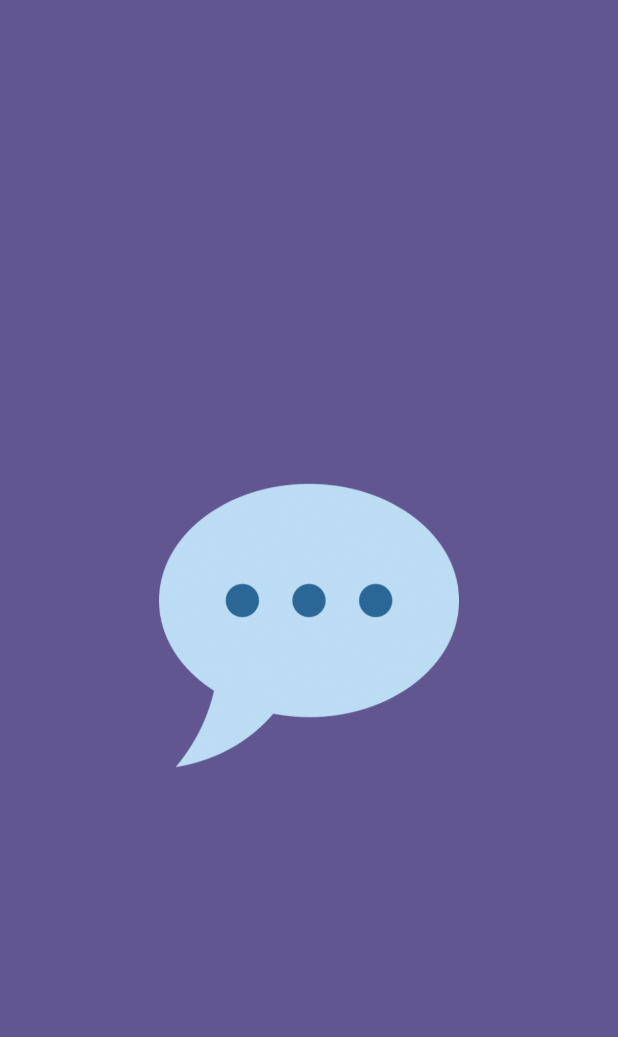
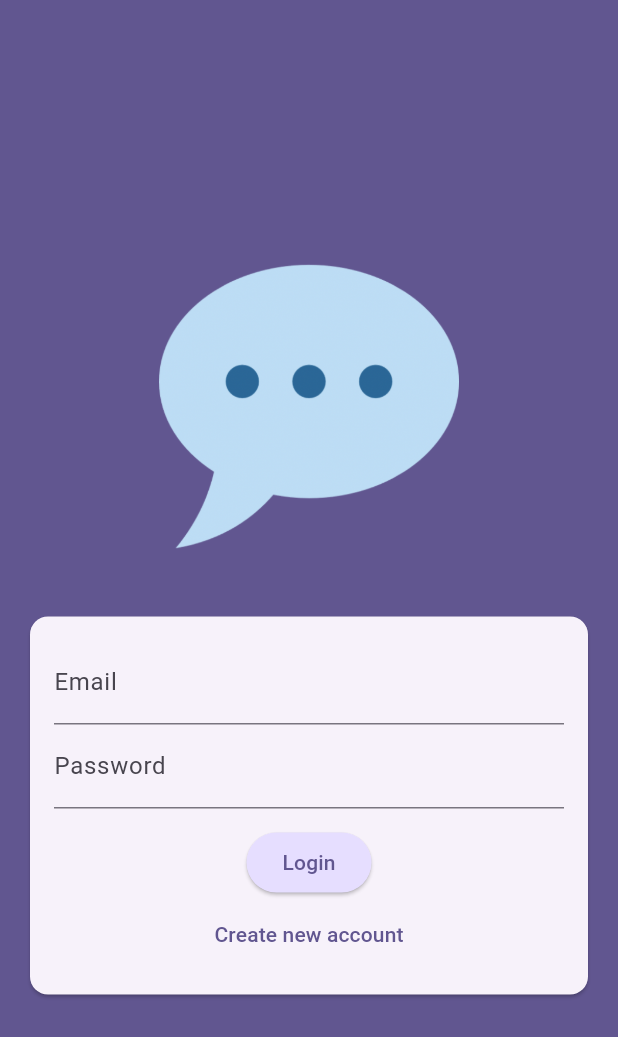
Before and after one commit to shlomilas1/chat_app, a Flutter app: the screen it shows after launch, on a phone screen of 412 x 824 dp. Shown: the top 1037 px of the screen. Run offline on Flutter 3.47's test engine with Material 3 defaults, Android fonts, the phone set to English and light mode, and no system bars; our stand-ins replace firebase_auth, firebase_core; accounts and stored records are empty.

Commit message:
added firebase sdk and user signup process

```diff
--- a/lib/main.dart
+++ b/lib/main.dart
@@ -1,7 +1,14 @@
 import 'package:chat_app/screens/auth.dart';
 import 'package:flutter/material.dart';
 
-void main() {
+import 'package:firebase_core/firebase_core.dart';
+import 'firebase_options.dart';
+
+void main() async {
+  WidgetsFlutterBinding.ensureInitialized();
+  await Firebase.initializeApp(
+    options: DefaultFirebaseOptions.currentPlatform,
+  );
   runApp(const App());
 }
 
@@ -16,7 +23,7 @@ class App extends StatelessWidget {
         colorScheme: ColorScheme.fromSeed(
             seedColor: const Color.fromARGB(255, 63, 17, 177)),
       ),
-      home: AuthScreen(),
+      home: const AuthScreen(),
     );
   }
 }
--- a/lib/screens/auth.dart
+++ b/lib/screens/auth.dart
@@ -1,4 +1,7 @@
 import 'package:flutter/material.dart';
+import 'package:firebase_auth/firebase_auth.dart';
+
+final _fireBase = FirebaseAuth.instance;
 
 class AuthScreen extends StatefulWidget {
   const AuthScreen({super.key});
@@ -10,6 +13,42 @@ class AuthScreen extends StatefulWidget {
 }
 
 class _AuthScreenState extends State<AuthScreen> {
+  bool _isLogin = true;
+  final _formKey = GlobalKey<FormState>();
+
+  var _enteredEmail = '';
+  var _enteredPassword = '';
+
+  void _submit() async {
+    if (!_formKey.currentState!.validate()) {
+      return;
+    }
+    _formKey.currentState!.save();
+
+    if(_isLogin) {
+      // Log user in
+    } else {
+      try {
+        final UserCredential = await _fireBase.createUserWithEmailAndPassword(
+          email: _enteredEmail,
+          password: _enteredPassword,
+        );
+        print(UserCredential);
+      } on FirebaseAuthException catch (error) {
+        switch (error.code) {
+          case 'email-already-in-use':
+            print('The account already exists for that email.');
+            break;
+          case 'weak-password':
+            print('The password provided is too weak.');
+            break;
+          default:
+            print(error.message);
+        }
+      }
+    }
+  }
+
   @override
   Widget build(BuildContext context) {
     return Scaffold(
@@ -28,7 +67,76 @@ class _AuthScreenState extends State<AuthScreen> {
                 ),
                 width: 200,
                 child: Image.asset('assets/images/chat.png'),
-              )
+              ),
+              Card(
+                  margin: const EdgeInsets.all(20),
+                  child: SingleChildScrollView(
+                    child: Padding(
+                      padding: const EdgeInsets.all(16),
+                      child: Form(
+                        key: _formKey,
+                        child: Column(
+                          mainAxisSize: MainAxisSize.min,
+                          children: [
+                            TextFormField(
+                              decoration: const InputDecoration(
+                                labelText: 'Email',
+                              ),
+                              keyboardType: TextInputType.emailAddress,
+                              autocorrect: false,
+                              textCapitalization: TextCapitalization.none,
+                              validator: (value) {
+                                if (value == null ||
+                                    value.trim().isEmpty ||
+                                    !value.contains('@')) {
+                                  return 'Please enter a valid email address.';
+                                }
+                                return null;
+                              },
+                              onSaved: (value) {
+                                _enteredEmail = value!;
+                              },
+                            ),
+                            TextFormField(
+                              decoration: const InputDecoration(
+                                labelText: 'Password',
+                              ),
+                              obscureText: true,
+                              validator: (value) {
+                                if (value == null || value.trim().length < 6) {
+                                  return 'Password must be at least 6 characters long.';
+                                }
+                                return null;
+                              },
+                              onSaved: (value) {
+                                _enteredPassword = value!;
+                              },
+                            ),
+                            const SizedBox(height: 12),
+                            ElevatedButton(
+                              onPressed: _submit,
+                              child: Text(_isLogin ? 'Login' : 'Signup'),
+                              style: ElevatedButton.styleFrom(
+                                backgroundColor: Theme.of(context)
+                                    .colorScheme
+                                    .primaryContainer,
+                              ),
+                            ),
+                            TextButton(
+                              onPressed: () {
+                                setState(() {
+                                  _isLogin = !_isLogin;
+                                });
+                              },
+                              child: Text(_isLogin
+                                  ? 'Create new account'
+                                  : 'I already have an account'),
+                            ),
+                          ],
+                        ),
+                      ),
+                    ),
+                  ))
             ],
           ),
         ),
--- a/pubspec.yaml
+++ b/pubspec.yaml
@@ -35,6 +35,8 @@ dependencies:
   # The following adds the Cupertino Icons font to your application.
   # Use with the CupertinoIcons class for iOS style icons.
   cupertino_icons: ^1.0.8
+  firebase_core: ^3.8.1
+  firebase_auth: ^5.3.4
 
 dev_dependencies:
   flutter_test:
```
Also changed, not shown: firebase.json (added), lib/firebase_options.dart (added), pubspec.lock, 14 other files.
